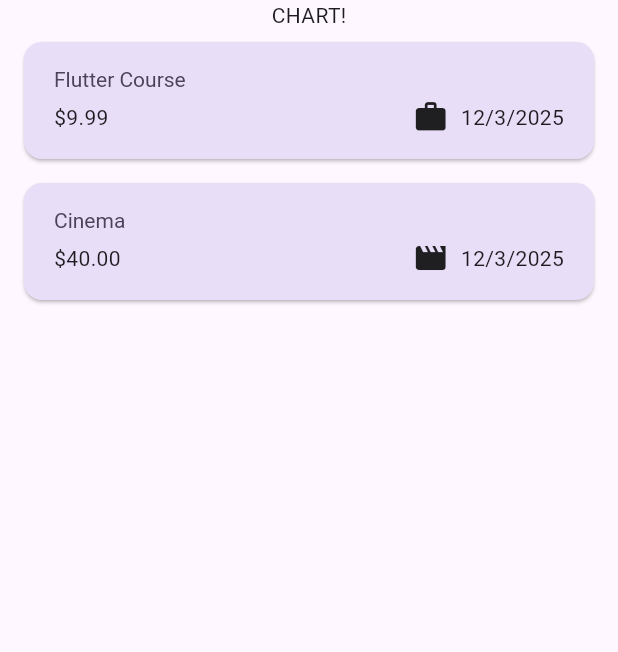
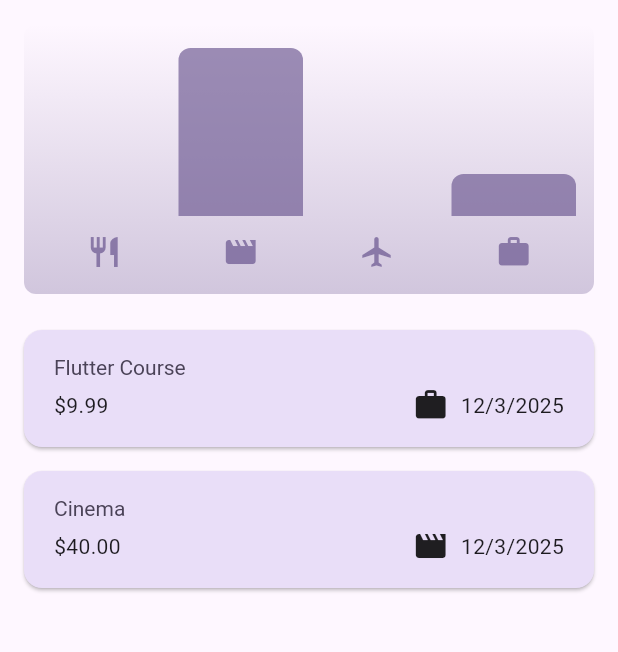
Before and after one commit to abbos9/expense_tracker, a Flutter app: the screen it shows after launch, on a phone screen of 412 x 824 dp, the part 84-736 px from its top. Run offline on Flutter 3.47's test engine with Material 3 defaults, Android fonts, the phone set to English and light mode, and no system bars.

Commit message:
module finished

```diff
--- a/lib/main.dart
+++ b/lib/main.dart
@@ -4,9 +4,29 @@ import "package:expense_tracker/widgets/expenses.dart";
 
 var kColorScheme = ColorScheme.fromSeed(seedColor: Colors.deepPurple);
 
+var kDarkColorScheme = ColorScheme.fromSeed(
+  seedColor: const Color.fromARGB(255, 47, 25, 86),
+  brightness: Brightness.dark,
+);
 void main() {
   runApp(
     MaterialApp(
+      darkTheme: ThemeData.dark().copyWith(
+        colorScheme: kDarkColorScheme,
+        cardTheme: CardThemeData().copyWith(
+          color: kDarkColorScheme.secondaryContainer,
+          margin: EdgeInsets.symmetric(
+            horizontal: 16,
+            vertical: 8,
+          ),
+        ),
+        elevatedButtonTheme: ElevatedButtonThemeData(
+          style: ElevatedButton.styleFrom(
+            backgroundColor: kDarkColorScheme.primaryContainer,
+            foregroundColor: kDarkColorScheme.onPrimaryContainer,
+          ),
+        ),
+      ),
       theme: ThemeData().copyWith(
         colorScheme: kColorScheme,
         appBarTheme: AppBarTheme().copyWith(
@@ -34,6 +54,7 @@ void main() {
           ),
         ),
       ),
+      themeMode: ThemeMode.system,
       home: Expenses(),
     ),
   );
--- a/lib/models/expense.dart
+++ b/lib/models/expense.dart
@@ -33,3 +33,30 @@ class Expense {
     return formatter.format(date);
   }
 }
+
+class ExpenseBucket {
+  const ExpenseBucket({
+    required this.category,
+    required this.expenses,
+  });
+
+  ExpenseBucket.forCategory(
+    List<Expense> allExpenses,
+    this.category,
+  ) : expenses = allExpenses
+          .where((expense) => expense.category == category)
+          .toList();
+
+  final Category category;
+  final List<Expense> expenses;
+
+  double get totalExpenses {
+    double sum = 0;
+
+    for (final expense in expenses) {
+      sum += expense.amount;
+    }
+
+    return sum;
+  }
+}
--- /dev/null
+++ b/lib/widgets/chart/chart.dart
@@ -0,0 +1,94 @@
+import 'package:flutter/material.dart';
+
+import 'package:expense_tracker/widgets/chart/chart_bar.dart';
+import 'package:expense_tracker/models/expense.dart';
+
+class Chart extends StatelessWidget {
+  const Chart({super.key, required this.expenses});
+
+  final List<Expense> expenses;
+
+  List<ExpenseBucket> get buckets {
+    return [
+      ExpenseBucket.forCategory(expenses, Category.food),
+      ExpenseBucket.forCategory(expenses, Category.leisure),
+      ExpenseBucket.forCategory(expenses, Category.travel),
+      ExpenseBucket.forCategory(expenses, Category.work),
+    ];
+  }
+
+  double get maxTotalExpense {
+    double maxTotalExpense = 0;
+
+    for (final bucket in buckets) {
+      if (bucket.totalExpenses > maxTotalExpense) {
+        maxTotalExpense = bucket.totalExpenses;
+      }
+    }
+
+    return maxTotalExpense;
+  }
+
+  @override
+  Widget build(BuildContext context) {
+    final isDarkMode =
+        MediaQuery.of(context).platformBrightness == Brightness.dark;
+    return Container(
+      margin: const EdgeInsets.all(16),
+      padding: const EdgeInsets.symmetric(
+        vertical: 16,
+        horizontal: 8,
+      ),
+      width: double.infinity,
+      height: 180,
+      decoration: BoxDecoration(
+        borderRadius: BorderRadius.circular(8),
+        gradient: LinearGradient(
+          colors: [
+            Theme.of(context).colorScheme.primary.withOpacity(0.3),
+            Theme.of(context).colorScheme.primary.withOpacity(0.0),
+          ],
+          begin: Alignment.bottomCenter,
+          end: Alignment.topCenter,
+        ),
+      ),
+      child: Column(
+        children: [
+          Expanded(
+            child: Row(
+              crossAxisAlignment: CrossAxisAlignment.end,
+              children: [
+                for (final bucket in buckets) // alternative to map()
+                  ChartBar(
+                    fill: bucket.totalExpenses == 0
+                        ? 0
+                        : bucket.totalExpenses / maxTotalExpense,
+                  ),
+              ],
+            ),
+          ),
+          const SizedBox(height: 12),
+          Row(
+            children: buckets
+                .map(
+                  (bucket) => Expanded(
+                    child: Padding(
+                      padding: const EdgeInsets.symmetric(horizontal: 4),
+                      child: Icon(
+                        CategoryIcons[bucket.category],
+                        color: isDarkMode
+                            ? Theme.of(context).colorScheme.secondary
+                            : Theme.of(
+                                context,
+                              ).colorScheme.primary.withOpacity(0.7),
+                      ),
+                    ),
+                  ),
+                )
+                .toList(),
+          ),
+        ],
+      ),
+    );
+  }
+}
--- /dev/null
+++ b/lib/widgets/chart/chart_bar.dart
@@ -0,0 +1,35 @@
+import 'package:flutter/material.dart';
+
+class ChartBar extends StatelessWidget {
+  const ChartBar({
+    super.key,
+    required this.fill,
+  });
+
+  final double fill;
+
+  @override
+  Widget build(BuildContext context) {
+    final isDarkMode =
+        MediaQuery.of(context).platformBrightness == Brightness.dark;
+    return Expanded(
+      child: Padding(
+        padding: const EdgeInsets.symmetric(horizontal: 4),
+        child: FractionallySizedBox(
+          heightFactor: fill,
+          child: DecoratedBox(
+            decoration: BoxDecoration(
+              shape: BoxShape.rectangle,
+              borderRadius: const BorderRadius.vertical(
+                top: Radius.circular(8),
+              ),
+              color: isDarkMode
+                  ? Theme.of(context).colorScheme.secondary
+                  : Theme.of(context).colorScheme.primary.withOpacity(0.65),
+            ),
+          ),
+        ),
+      ),
+    );
+  }
+}
--- a/lib/widgets/expenses.dart
+++ b/lib/widgets/expenses.dart
@@ -1,3 +1,4 @@
+import 'package:expense_tracker/widgets/chart/chart.dart';
 import 'package:expense_tracker/widgets/expenses_list/expenses_list.dart';
 import 'package:expense_tracker/widgets/expenses_list/new_expense.dart';
 import 'package:flutter/material.dart';
@@ -89,7 +90,9 @@ class _ExpensesState extends State<Expenses> {
       ),
       body: Column(
         children: [
-          Text("CHART!"),
+          Chart(
+            expenses: _registeredExpenses,
+          ),
           Expanded(
             child: mainContent,
           ),
```
